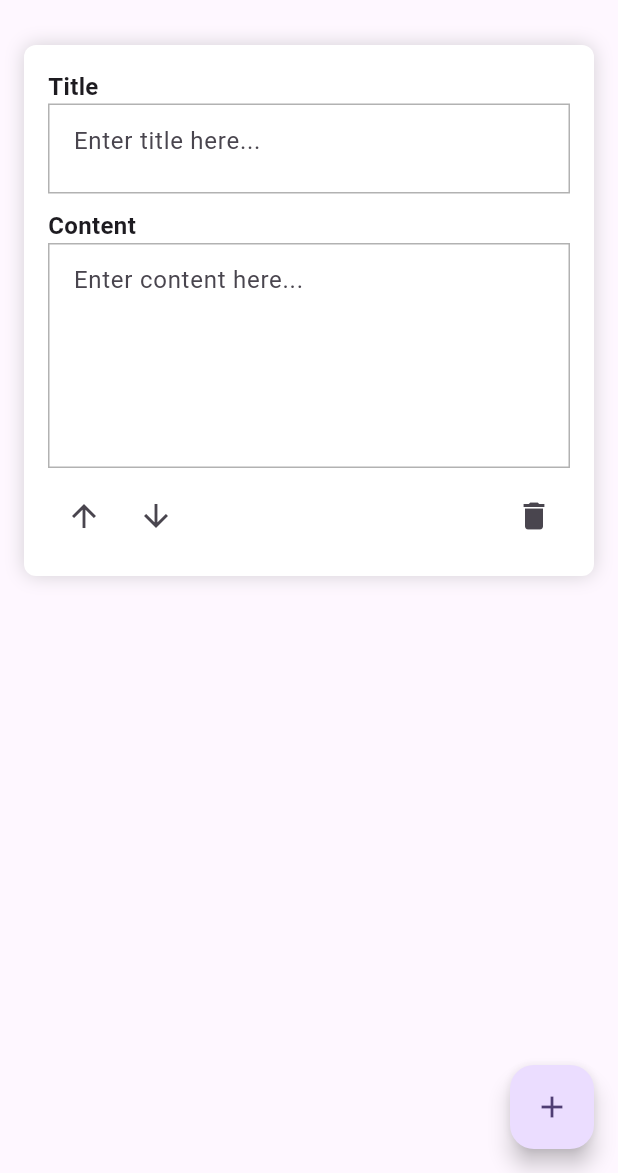
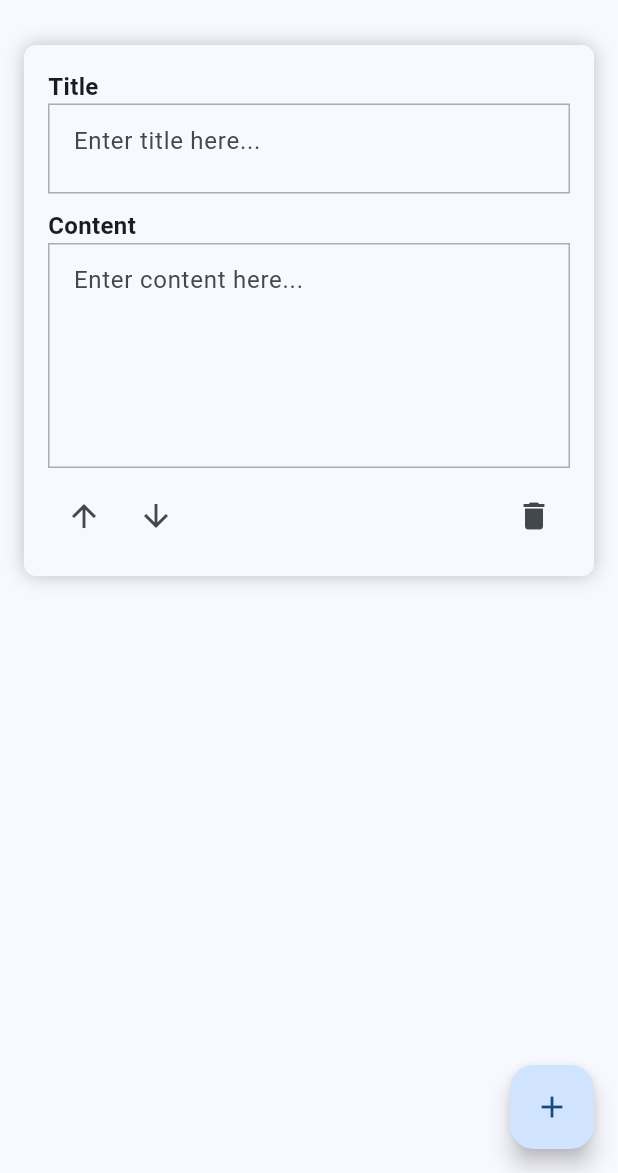
Before and after one commit to Sanjayvkp/resume_builder_app, a Flutter app: the AddResumePage screen opened directly, on a phone screen of 412 x 824 dp, the part 63-1236 px from its top. Run offline on Flutter 3.47's test engine with Material 3 defaults, Android fonts, the phone set to English and light mode, and no system bars; our stand-ins replace flutter_hooks, freezed_annotation, hooks_riverpod, riverpod_annotation, shared_preferences; accounts and stored records are empty; generated files the repository leaves out were written again.

Commit message:
Added: Theme change support

```diff
--- a/lib/view/widgets/card_widget.dart
+++ b/lib/view/widgets/card_widget.dart
@@ -26,11 +26,14 @@ class CardWidget extends StatelessWidget {
   Widget build(BuildContext context) {
     return Container(
       decoration: BoxDecoration(
-          color: Colors.white,
-          boxShadow: const [
-            BoxShadow(blurRadius: 10, color: Color(0x709E9E9E)),
-          ],
-          borderRadius: BorderRadius.circular(8)),
+        color: Theme.of(context).colorScheme.background,
+        boxShadow: [
+          BoxShadow(
+              blurRadius: 10,
+              color: Theme.of(context).shadowColor.withAlpha(60)),
+        ],
+        borderRadius: BorderRadius.circular(8),
+      ),
       child: Padding(
         padding: const EdgeInsets.symmetric(horizontal: 16, vertical: 16),
         child: Column(
--- a/pubspec.yaml
+++ b/pubspec.yaml
@@ -37,6 +37,7 @@ dependencies:
   riverpod_annotation: ^2.3.4
   freezed_annotation: ^2.4.1
   json_annotation: ^4.8.1
+  shared_preferences: ^2.2.2
 
 dev_dependencies:
   flutter_test:
```
Also changed, not shown: lib/main.dart (+20 -7 lines), lib/view/pages/home_page.dart (+19 -1 lines), pubspec.lock, 1 other file.
